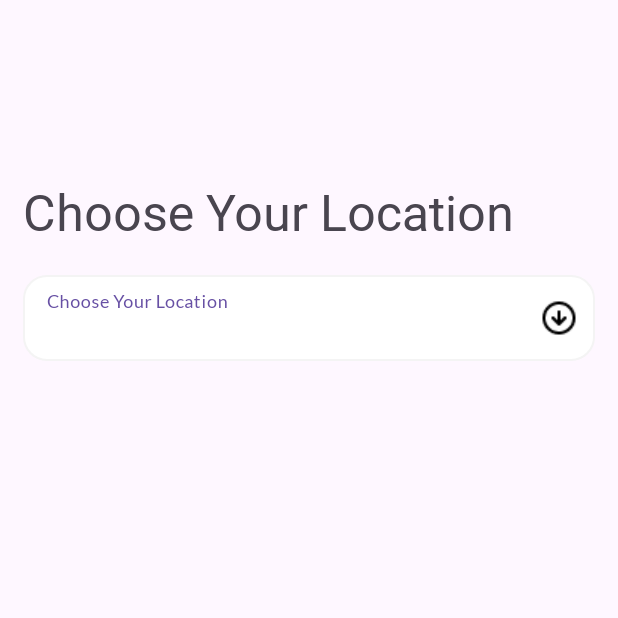
After one commit to lipatov-fl/foodDelivery, an Android app: the ChooseLocationActivity screen opened directly, with no data from a screen before it, on a phone screen of 412 x 824 dp, the top half of it. The commit adds this screen. Run offline under Robolectric (Android 15) with nearby library versions, the phone set to English and light mode, and no system bars.

Commit message:
Внес правки в проект

```diff
--- a/app/src/main/AndroidManifest.xml
+++ b/app/src/main/AndroidManifest.xml
@@ -12,6 +12,9 @@
         android:supportsRtl="true"
         android:theme="@style/Theme.FoodDelivery"
         tools:targetApi="31">
+        <activity
+            android:name=".ChooseLocationActivity"
+            android:exported="false" />
         <activity
             android:name=".SignUpUserActivity"
             android:exported="false" />
--- /dev/null
+++ b/app/src/main/java/com/lipatovfl/fooddelivery/ChooseLocationActivity.kt
@@ -0,0 +1,17 @@
+package com.lipatovfl.fooddelivery
+
+import android.content.Intent
+import androidx.appcompat.app.AppCompatActivity
+import android.os.Bundle
+import com.lipatovfl.fooddelivery.databinding.ActivityChooseLocationBinding
+import com.lipatovfl.fooddelivery.databinding.ActivityLoginUserBinding
+
+class ChooseLocationActivity : AppCompatActivity() {
+    private lateinit var chooseLocationBinding: ActivityChooseLocationBinding
+    override fun onCreate(s: Bundle?) {
+        super.onCreate(s)
+        chooseLocationBinding = ActivityChooseLocationBinding.inflate(layoutInflater)
+        setContentView(chooseLocationBinding.root)
+        val locationList = arrayOf("Moscow", "Saratov", "Voronezh", "Sochi")
+    }
+}
--- a/app/src/main/java/com/lipatovfl/fooddelivery/SignUpUserActivity.kt
+++ b/app/src/main/java/com/lipatovfl/fooddelivery/SignUpUserActivity.kt
@@ -1,11 +1,20 @@
 package com.lipatovfl.fooddelivery
 
+import android.content.Intent
 import androidx.appcompat.app.AppCompatActivity
 import android.os.Bundle
+import com.lipatovfl.fooddelivery.databinding.ActivityLoginUserBinding
+import com.lipatovfl.fooddelivery.databinding.ActivitySignUpUserBinding
 
 class SignUpUserActivity : AppCompatActivity() {
-    override fun onCreate(savedInstanceState: Bundle?) {
-        super.onCreate(savedInstanceState)
-        setContentView(R.layout.activity_sign_up_user)
+    private lateinit var signUpUserBinding: ActivitySignUpUserBinding
+    override fun onCreate(s: Bundle?) {
+        super.onCreate(s)
+        signUpUserBinding = ActivitySignUpUserBinding.inflate(layoutInflater)
+        setContentView(signUpUserBinding.root)
+        signUpUserBinding.btnHaveAcc.setOnClickListener {
+            val intent = Intent(this@SignUpUserActivity, LoginUserActivity::class.java)
+            startActivity(intent)
+        }
     }
 }
--- a/app/src/main/java/com/lipatovfl/fooddelivery/SplashActivity.kt
+++ b/app/src/main/java/com/lipatovfl/fooddelivery/SplashActivity.kt
@@ -4,13 +4,14 @@ import android.content.Intent
 import androidx.appcompat.app.AppCompatActivity
 import android.os.Bundle
 import android.os.Handler
+import android.os.Looper
 
 class SplashActivity : AppCompatActivity() {
     override fun onCreate(savedInstanceState: Bundle?) {
         super.onCreate(savedInstanceState)
         setContentView(R.layout.activity_splash)
 
-        Handler().postDelayed({
+        Handler(Looper.getMainLooper()).postDelayed({
             val intent = Intent(this, StartActivity::class.java)
             startActivity(intent)
             finish()
--- /dev/null
+++ b/app/src/main/res/layout/activity_choose_location.xml
@@ -0,0 +1,49 @@
+<?xml version="1.0" encoding="utf-8"?>
+<androidx.constraintlayout.widget.ConstraintLayout xmlns:android="http://schemas.android.com/apk/res/android"
+    xmlns:app="http://schemas.android.com/apk/res-auto"
+    xmlns:tools="http://schemas.android.com/tools"
+    android:layout_width="match_parent"
+    android:layout_height="match_parent"
+    android:padding="15dp"
+    tools:context=".ChooseLocationActivity">
+
+    <TextView
+        android:id="@+id/textView"
+        android:layout_width="wrap_content"
+        android:layout_height="wrap_content"
+        android:layout_marginTop="103dp"
+        android:fontFamily="@font/yeonsung"
+        android:text="@string/choose_location"
+        android:textSize="33sp"
+        app:layout_constraintEnd_toEndOf="parent"
+        app:layout_constraintHorizontal_bias="0.0"
+        app:layout_constraintBottom_toTopOf="@id/set_location"
+        app:layout_constraintStart_toStartOf="parent"
+        app:layout_constraintTop_toTopOf="parent" />
+
+    <com.google.android.material.textfield.TextInputLayout
+        android:id="@+id/set_location"
+        style="@style/Widget.Material3.TextInputLayout.FilledBox.Dense.ExposedDropdownMenu"
+        android:layout_width="match_parent"
+        android:layout_height="57dp"
+        android:layout_marginTop="20dp"
+        app:endIconDrawable="@drawable/arrow_down"
+        app:endIconTint="@color/black"
+        app:boxStrokeWidth="0dp"
+        app:boxStrokeWidthFocused="0dp"
+        app:layout_constraintEnd_toEndOf="parent"
+        app:layout_constraintStart_toStartOf="parent"
+        app:layout_constraintTop_toBottomOf="@+id/textView"
+        tools:ignore="MissingConstraints">
+        <AutoCompleteTextView
+            android:layout_width="match_parent"
+            android:layout_height="match_parent"
+            android:id="@+id/listOffLocation"
+            android:inputType="none"
+            android:background="@drawable/edit_text_bg"
+            android:hint="@string/choose_location"
+            android:fontFamily="@font/lato"
+            android:paddingBottom="17dp"/>
+    </com.google.android.material.textfield.TextInputLayout>
+
+</androidx.constraintlayout.widget.ConstraintLayout>
--- a/app/src/main/res/layout/activity_sign_up_user.xml
+++ b/app/src/main/res/layout/activity_sign_up_user.xml
@@ -198,13 +198,13 @@
         android:textAllCaps="false"
         android:textColor="@color/white"
         android:textSize="20sp"
-        app:layout_constraintBottom_toTopOf="@id/textView18"
+        app:layout_constraintBottom_toTopOf="@id/btnHaveAcc"
         app:layout_constraintEnd_toEndOf="parent"
         app:layout_constraintStart_toStartOf="parent"
         app:layout_constraintTop_toBottomOf="@id/btnSignUpGoogle" />
 
     <TextView
-        android:id="@+id/textView18"
+        android:id="@+id/btnHaveAcc"
         android:layout_width="wrap_content"
         android:layout_height="wrap_content"
         android:layout_marginTop="18dp"
--- a/app/src/main/res/values/strings.xml
+++ b/app/src/main/res/values/strings.xml
@@ -28,4 +28,6 @@
     <string name="btn_create_acc" translatable="false">Create Account</string>
     <string name="account_created" translatable="false">Already Have An Account?</string>
 
+    <!-- Choose Location screen -->
+    <string name="choose_location" translatable="false">Choose Your Location </string>
 </resources>
```
